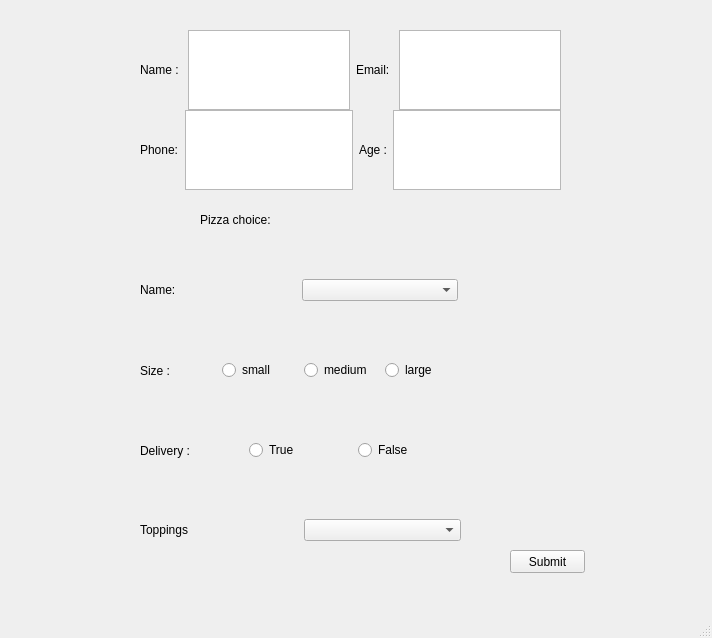
First picture: the form in pizza_order.ui, repository ppriyadarshini123/Qt-Designer-files, before the edit.
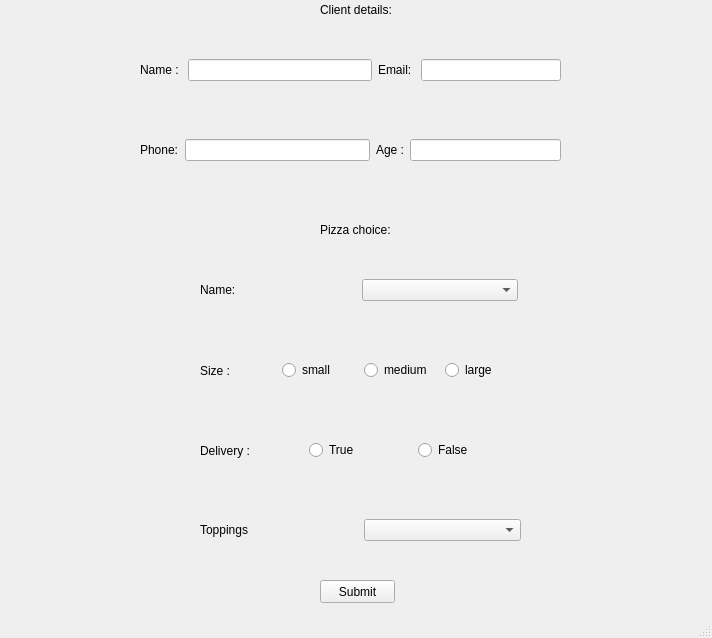
Second picture: the form after the edit.

Commit message: Dialog box opening

Patch:
```diff
--- a/pizza_order.ui
+++ b/pizza_order.ui
@@ -17,9 +17,9 @@
    <widget class="QLabel" name="label_5">
     <property name="geometry">
      <rect>
-      <x>200</x>
-      <y>210</y>
-      <width>151</width>
+      <x>320</x>
+      <y>220</y>
+      <width>71</width>
       <height>20</height>
      </rect>
     </property>
@@ -47,7 +47,7 @@
         </widget>
        </item>
        <item>
-        <widget class="QTextEdit" name="textEdit"/>
+        <widget class="QLineEdit" name="lineEdit"/>
        </item>
        <item>
         <layout class="QHBoxLayout" name="horizontalLayout_4">
@@ -59,7 +59,7 @@
           </widget>
          </item>
          <item>
-          <widget class="QTextEdit" name="textEdit_3"/>
+          <widget class="QLineEdit" name="lineEdit_2"/>
          </item>
         </layout>
        </item>
@@ -87,7 +87,7 @@
         </widget>
        </item>
        <item>
-        <widget class="QTextEdit" name="textEdit_2"/>
+        <widget class="QLineEdit" name="lineEdit_3"/>
        </item>
        <item>
         <layout class="QHBoxLayout" name="horizontalLayout_6">
@@ -99,7 +99,7 @@
           </widget>
          </item>
          <item>
-          <widget class="QTextEdit" name="textEdit_4"/>
+          <widget class="QLineEdit" name="lineEdit_4"/>
          </item>
         </layout>
        </item>
@@ -110,7 +110,7 @@
    <widget class="QWidget" name="verticalLayoutWidget_3">
     <property name="geometry">
      <rect>
-      <x>140</x>
+      <x>200</x>
       <y>250</y>
       <width>318</width>
       <height>80</height>
@@ -136,7 +136,7 @@
    <widget class="QWidget" name="horizontalLayoutWidget">
     <property name="geometry">
      <rect>
-      <x>140</x>
+      <x>200</x>
       <y>330</y>
       <width>321</width>
       <height>81</height>
@@ -176,7 +176,7 @@
    <widget class="QWidget" name="horizontalLayoutWidget_3">
     <property name="geometry">
      <rect>
-      <x>140</x>
+      <x>200</x>
       <y>410</y>
       <width>321</width>
       <height>81</height>
@@ -209,7 +209,7 @@
    <widget class="QWidget" name="horizontalLayoutWidget_4">
     <property name="geometry">
      <rect>
-      <x>140</x>
+      <x>200</x>
       <y>490</y>
       <width>321</width>
       <height>80</height>
@@ -231,8 +231,8 @@
    <widget class="QPushButton" name="submitButton">
     <property name="geometry">
      <rect>
-      <x>510</x>
-      <y>550</y>
+      <x>320</x>
+      <y>580</y>
       <width>75</width>
       <height>23</height>
      </rect>
@@ -241,6 +241,19 @@
      <string>Submit</string>
     </property>
    </widget>
+   <widget class="QLabel" name="label_10">
+    <property name="geometry">
+     <rect>
+      <x>320</x>
+      <y>0</y>
+      <width>71</width>
+      <height>20</height>
+     </rect>
+    </property>
+    <property name="text">
+     <string>Client details:</string>
+    </property>
+   </widget>
   </widget>
   <widget class="QMenuBar" name="menubar">
    <property name="geometry">
```
The commit also changes 7 other files.
